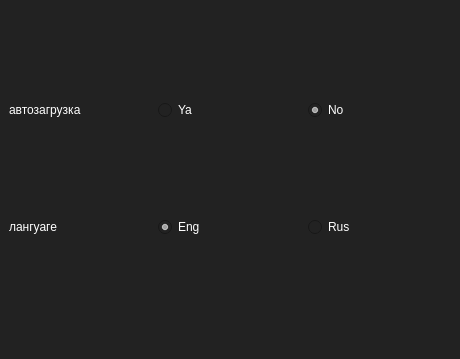
Before: the Qt Designer form settings.ui in dmhd6219/JoJoOrganizer, drawn with Qt 5.
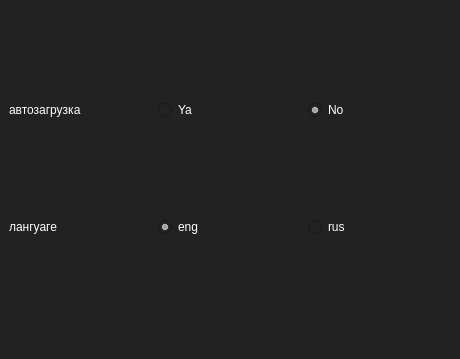
After: the same form once the commit is applied.

```diff
--- a/settings.ui
+++ b/settings.ui
@@ -73,7 +73,7 @@
         <item>
          <widget class="QRadioButton" name="radioButton">
           <property name="text">
-           <string>Eng</string>
+           <string>eng</string>
           </property>
           <property name="checked">
            <bool>true</bool>
@@ -86,7 +86,7 @@
         <item>
          <widget class="QRadioButton" name="radioButton_2">
           <property name="text">
-           <string>Rus</string>
+           <string>rus</string>
           </property>
           <attribute name="buttonGroup">
            <string notr="true">language_group</string>
```
Left out of the diff: 2 changed lines with no effect on the pictures.
